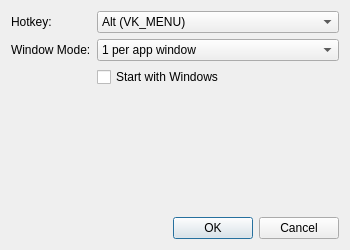
Before: the Qt Designer form ui/SettingsDialog.ui in jglanz/AltTaber, drawn with Qt 5.
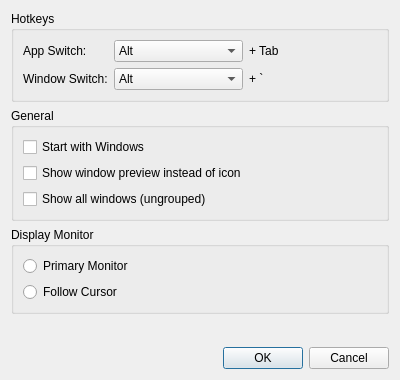
After: the same form once the commit is applied.

Commit message: Added settings, some formatting, hotkey selection,etc

Diff of the .ui file:
```diff
--- a/ui/SettingsDialog.ui
+++ b/ui/SettingsDialog.ui
@@ -6,8 +6,8 @@
    <rect>
     <x>0</x>
     <y>0</y>
-    <width>350</width>
-    <height>250</height>
+    <width>400</width>
+    <height>380</height>
    </rect>
   </property>
   <property name="windowTitle">
@@ -15,57 +15,130 @@
   </property>
   <layout class="QVBoxLayout" name="verticalLayout">
    <item>
-    <layout class="QFormLayout" name="formLayout">
+    <widget class="QGroupBox" name="group_hotkeys">
+     <property name="title">
+      <string>Hotkeys</string>
+     </property>
+     <layout class="QFormLayout" name="formLayout_hotkeys">
      <item row="0" column="0">
-      <widget class="QLabel" name="label">
+       <widget class="QLabel" name="label_appSwitch">
        <property name="text">
-        <string>Hotkey:</string>
+         <string>App Switch:</string>
        </property>
       </widget>
      </item>
      <item row="0" column="1">
-      <widget class="QComboBox" name="combo_hotkey">
+       <layout class="QHBoxLayout" name="hLayout_appSwitch">
        <item>
+         <widget class="QComboBox" name="combo_appSwitchMod">
+          <item>
         <property name="text">
-         <string>Alt (VK_MENU)</string>
+            <string>Alt</string>
         </property>
        </item>
        <item>
         <property name="text">
-         <string>Control (VK_CONTROL)</string>
+            <string>Ctrl</string>
         </property>
        </item>
       </widget>
+        </item>
+        <item>
+         <widget class="QLabel" name="label_appSwitchKey">
+          <property name="text">
+           <string>+ Tab</string>
+          </property>
+         </widget>
+        </item>
+       </layout>
      </item>
      <item row="1" column="0">
-      <widget class="QLabel" name="label_2">
+       <widget class="QLabel" name="label_winSwitch">
        <property name="text">
-        <string>Window Mode:</string>
+         <string>Window Switch:</string>
        </property>
       </widget>
      </item>
      <item row="1" column="1">
-      <widget class="QComboBox" name="combo_windowMode">
+       <layout class="QHBoxLayout" name="hLayout_winSwitch">
        <item>
+         <widget class="QComboBox" name="combo_winSwitchMod">
+          <item>
         <property name="text">
-         <string>1 per app window</string>
+            <string>Alt</string>
         </property>
        </item>
        <item>
         <property name="text">
-         <string>All windows</string>
+            <string>Ctrl</string>
         </property>
        </item>
       </widget>
      </item>
-     <item row="2" column="1">
+        <item>
+         <widget class="QLabel" name="label_winSwitchKey">
+          <property name="text">
+           <string>+ `</string>
+          </property>
+         </widget>
+        </item>
+       </layout>
+      </item>
+     </layout>
+    </widget>
+   </item>
+   <item>
+    <widget class="QGroupBox" name="group_general">
+     <property name="title">
+      <string>General</string>
+     </property>
+     <layout class="QVBoxLayout" name="vLayout_general">
+      <item>
       <widget class="QCheckBox" name="check_startup">
        <property name="text">
         <string>Start with Windows</string>
        </property>
       </widget>
      </item>
-    </layout>
+      <item>
+       <widget class="QCheckBox" name="check_preview">
+        <property name="text">
+         <string>Show window preview instead of icon</string>
+        </property>
+       </widget>
+      </item>
+      <item>
+       <widget class="QCheckBox" name="check_showAllWindows">
+        <property name="text">
+         <string>Show all windows (ungrouped)</string>
+        </property>
+       </widget>
+      </item>
+     </layout>
+    </widget>
+   </item>
+   <item>
+    <widget class="QGroupBox" name="group_display">
+     <property name="title">
+      <string>Display Monitor</string>
+     </property>
+     <layout class="QVBoxLayout" name="vLayout_display">
+      <item>
+       <widget class="QRadioButton" name="radio_primaryMonitor">
+        <property name="text">
+         <string>Primary Monitor</string>
+        </property>
+       </widget>
+      </item>
+      <item>
+       <widget class="QRadioButton" name="radio_mouseMonitor">
+        <property name="text">
+         <string>Follow Cursor</string>
+        </property>
+       </widget>
+      </item>
+     </layout>
+    </widget>
    </item>
    <item>
     <spacer name="verticalSpacer">
@@ -75,7 +148,7 @@
      <property name="sizeHint" stdset="0">
       <size>
        <width>20</width>
-       <height>40</height>
+       <height>20</height>
       </size>
      </property>
     </spacer>
```
Lines whose indentation alone changed are shown as unchanged. The commit also changes 14 other files.
